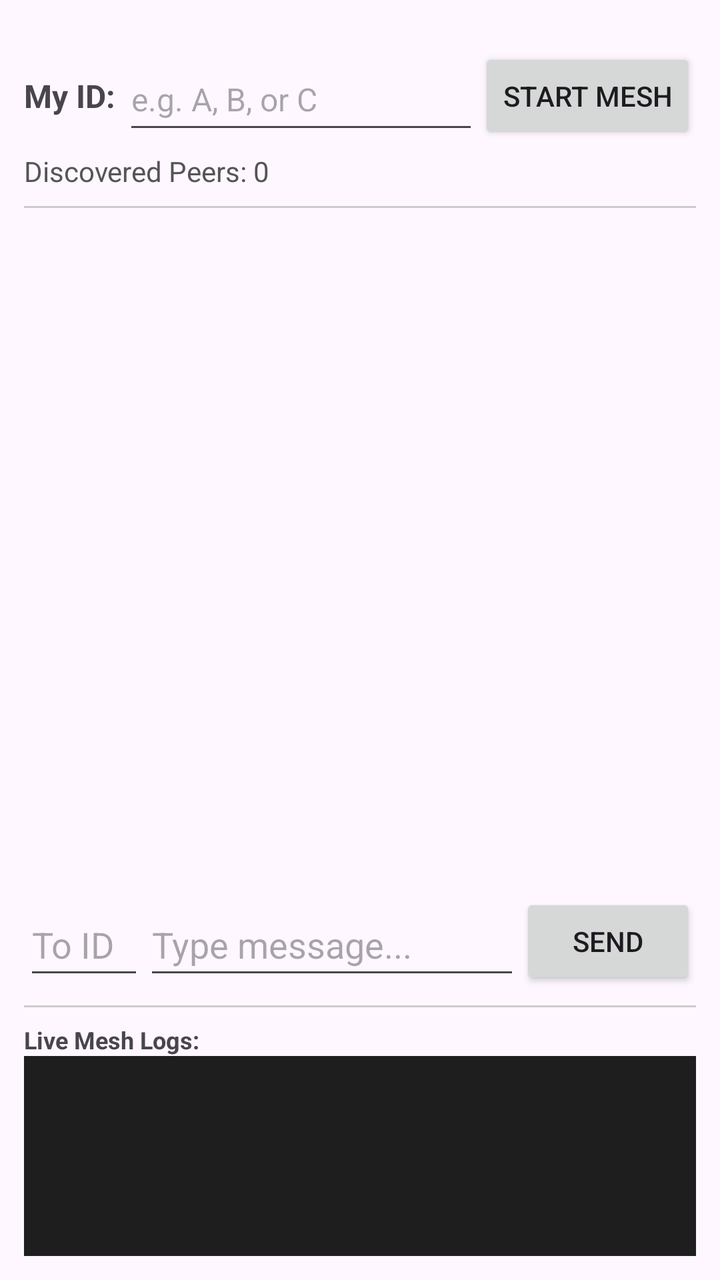
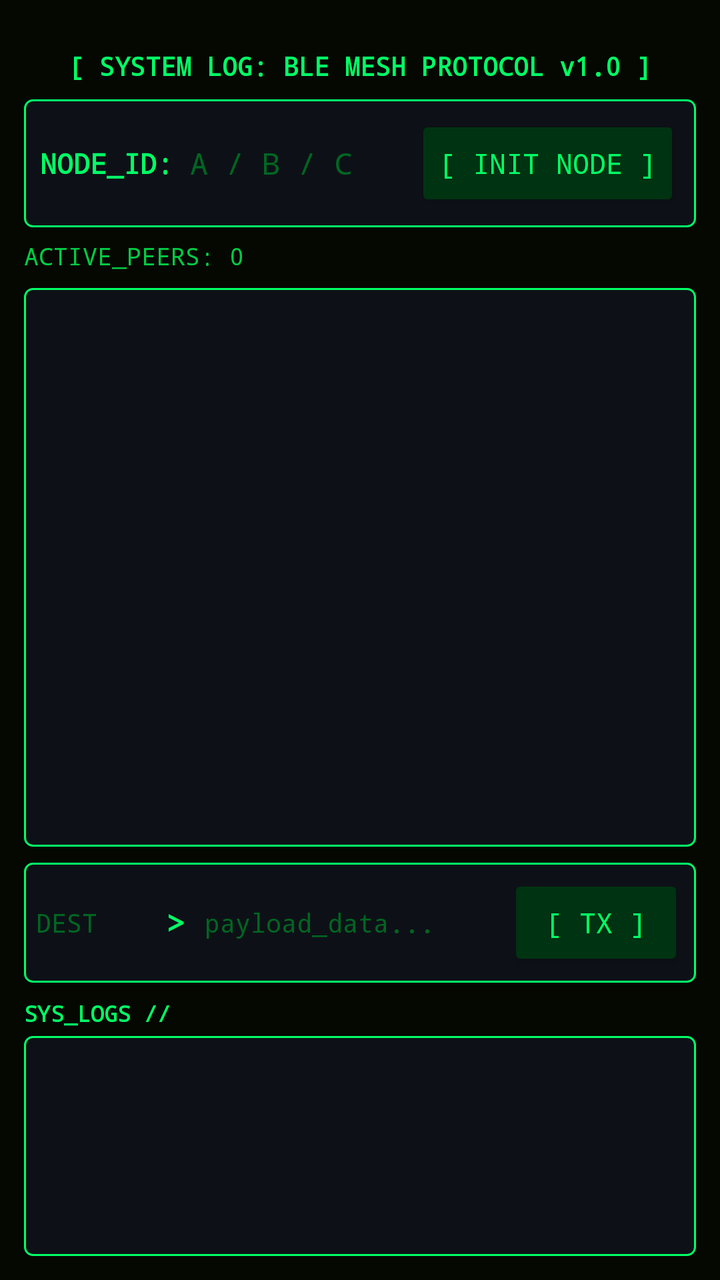

Compare the two renders of this Android layout. The source of the first and the diff that turns it into the second are given below.
<!-- AndroidManifest.xml: application theme Theme.BL_Mesh_Msg -->
<!-- res/layout/activity_main.xml -->
<?xml version="1.0" encoding="utf-8"?>
<LinearLayout xmlns:android="http://schemas.android.com/apk/res/android"
    xmlns:tools="http://schemas.android.com/tools"
    android:layout_width="match_parent"
    android:layout_height="match_parent"
    android:orientation="vertical"
    android:fitsSystemWindows="true"
    android:paddingLeft="12dp"
    android:paddingTop="24dp"
    android:paddingRight="12dp"
    android:paddingBottom="12dp">

    
    <LinearLayout
        android:layout_width="match_parent"
        android:layout_height="wrap_content"
        android:orientation="horizontal"
        android:gravity="center_vertical">

        <TextView
            android:layout_width="wrap_content"
            android:layout_height="wrap_content"
            android:text="My ID: "
            android:textStyle="bold"
            android:textSize="16sp" />

        <EditText
            android:id="@+id/etMyDeviceId"
            android:layout_width="0dp"
            android:layout_height="wrap_content"
            android:minHeight="48dp"
            android:layout_weight="1"
            android:hint="e.g. A, B, or C"
            android:importantForAutofill="no"
            android:inputType="textCapCharacters"
            android:textSize="16sp"
            tools:ignore="HardcodedText" />

        <Button
            android:id="@+id/btnStartMesh"
            android:layout_width="wrap_content"
            android:layout_height="wrap_content"
            android:minHeight="48dp"
            android:text="Start Mesh"
            tools:ignore="HardcodedText" />
    </LinearLayout>

    <TextView
        android:id="@+id/tvPeerCount"
        android:layout_width="match_parent"
        android:layout_height="wrap_content"
        android:text="Discovered Peers: 0"
        android:textColor="#555555"
        android:paddingTop="4dp"
        android:paddingBottom="8dp"
        tools:ignore="HardcodedText" />

    <View
        android:layout_width="match_parent"
        android:layout_height="1dp"
        android:background="#CCCCCC" />

    
    <androidx.recyclerview.widget.RecyclerView
        android:id="@+id/rvMessages"
        android:layout_width="match_parent"
        android:layout_height="0dp"
        android:layout_weight="1"
        android:paddingTop="8dp"
        android:paddingBottom="8dp" />

    
    <LinearLayout
        android:layout_width="match_parent"
        android:layout_height="wrap_content"
        android:orientation="horizontal"
        android:gravity="center_vertical">

        <EditText
            android:id="@+id/etTargetId"
            android:layout_width="60dp"
            android:layout_height="wrap_content"
            android:minHeight="48dp"
            android:hint="To ID"
            android:importantForAutofill="no"
            android:inputType="textCapCharacters"
            tools:ignore="HardcodedText" />

        <EditText
            android:id="@+id/etMessageText"
            android:layout_width="0dp"
            android:layout_height="wrap_content"
            android:minHeight="48dp"
            android:layout_weight="1"
            android:hint="Type message..."
            android:importantForAutofill="no"
            android:inputType="textShortMessage"
            tools:ignore="HardcodedText" />

        <Button
            android:id="@+id/btnSend"
            android:layout_width="wrap_content"
            android:layout_height="wrap_content"
            android:minHeight="48dp"
            android:text="Send"
            tools:ignore="HardcodedText" />
    </LinearLayout>

    <View
        android:layout_width="match_parent"
        android:layout_height="1dp"
        android:background="#CCCCCC"
        android:layout_marginTop="8dp"
        android:layout_marginBottom="8dp" />

    
    <TextView
        android:layout_width="match_parent"
        android:layout_height="wrap_content"
        android:text="Live Mesh Logs:"
        android:textStyle="bold"
        android:textSize="12sp"
        tools:ignore="HardcodedText" />

    <ScrollView
        android:id="@+id/scrollLogs"
        android:layout_width="match_parent"
        android:layout_height="100dp"
        android:background="#1E1E1E"
        android:padding="6dp">

        <TextView
            android:id="@+id/tvLogs"
            android:layout_width="match_parent"
            android:layout_height="wrap_content"
            android:textColor="#00FF00"
            android:fontFamily="monospace"
            android:textSize="11sp" />
    </ScrollView>

</LinearLayout>
<!-- resources referenced by this layout -->
<resources>
  <style name="Theme.BL_Mesh_Msg" parent="Base.Theme.BL_Mesh_Msg" />
  <style name="Base.Theme.BL_Mesh_Msg" parent="Theme.Material3.DayNight.NoActionBar">
          
          
      </style>
</resources>

<!-- the commit's change to res/layout/activity_main.xml (unified diff, before → after) -->
@@ -3,45 +3,71 @@
     xmlns:tools="http://schemas.android.com/tools"
     android:layout_width="match_parent"
     android:layout_height="match_parent"
+    android:background="#050801"
+    android:fitsSystemWindows="true"
     android:orientation="vertical"
-    android:fitsSystemWindows="true"
     android:paddingLeft="12dp"
     android:paddingTop="24dp"
     android:paddingRight="12dp"
     android:paddingBottom="12dp">
 
     
+    <TextView
+        android:layout_width="match_parent"
+        android:layout_height="wrap_content"
+        android:fontFamily="monospace"
+        android:gravity="center"
+        android:paddingBottom="8dp"
+        android:text="[ SYSTEM LOG: BLE MESH PROTOCOL v1.0 ]"
+        android:textColor="#00FF66"
+        android:textSize="13sp"
+        android:textStyle="bold"
+        tools:ignore="HardcodedText" />
+
+    
     <LinearLayout
         android:layout_width="match_parent"
         android:layout_height="wrap_content"
+        android:background="@drawable/bg_terminal_box"
+        android:gravity="center_vertical"
         android:orientation="horizontal"
-        android:gravity="center_vertical">
+        android:padding="8dp">
 
         <TextView
             android:layout_width="wrap_content"
             android:layout_height="wrap_content"
-            android:text="My ID: "
+            android:fontFamily="monospace"
+            android:text="NODE_ID: "
+            android:textColor="#00FF66"
+            android:textSize="14sp"
             android:textStyle="bold"
-            android:textSize="16sp" />
+            tools:ignore="HardcodedText" />
 
         <EditText
             android:id="@+id/etMyDeviceId"
             android:layout_width="0dp"
             android:layout_height="wrap_content"
-            android:minHeight="48dp"
             android:layout_weight="1"
-            android:hint="e.g. A, B, or C"
+            android:background="@null"
+            android:fontFamily="monospace"
+            android:hint="A / B / C"
             android:importantForAutofill="no"
             android:inputType="textCapCharacters"
-            android:textSize="16sp"
+            android:minHeight="48dp"
+            android:textColor="#00FF66"
+            android:textColorHint="#006622"
+            android:textSize="15sp"
             tools:ignore="HardcodedText" />
 
         <Button
             android:id="@+id/btnStartMesh"
             android:layout_width="wrap_content"
             android:layout_height="wrap_content"
+            android:backgroundTint="#003311"
+            android:fontFamily="monospace"
             android:minHeight="48dp"
-            android:text="Start Mesh"
+            android:text="[ INIT NODE ]"
+            android:textColor="#00FF66"
             tools:ignore="HardcodedText" />
     </LinearLayout>
 
@@ -49,16 +75,13 @@
         android:id="@+id/tvPeerCount"
         android:layout_width="match_parent"
         android:layout_height="wrap_content"
-        android:text="Discovered Peers: 0"
-        android:textColor="#555555"
-        android:paddingTop="4dp"
+        android:fontFamily="monospace"
+        android:paddingTop="6dp"
         android:paddingBottom="8dp"
+        android:text="ACTIVE_PEERS: 0"
+        android:textColor="#00CC44"
+        android:textSize="12sp"
         tools:ignore="HardcodedText" />
-
-    <View
-        android:layout_width="match_parent"
-        android:layout_height="1dp"
-        android:background="#CCCCCC" />
 
     
     <androidx.recyclerview.widget.RecyclerView
@@ -66,76 +89,99 @@
         android:layout_width="match_parent"
         android:layout_height="0dp"
         android:layout_weight="1"
-        android:paddingTop="8dp"
-        android:paddingBottom="8dp" />
+        android:background="@drawable/bg_terminal_box"
+        android:padding="8dp" />
 
     
     <LinearLayout
         android:layout_width="match_parent"
         android:layout_height="wrap_content"
+        android:layout_marginTop="8dp"
+        android:background="@drawable/bg_terminal_box"
+        android:gravity="center_vertical"
         android:orientation="horizontal"
-        android:gravity="center_vertical">
+        android:padding="6dp">
 
         <EditText
             android:id="@+id/etTargetId"
-            android:layout_width="60dp"
+            android:layout_width="65dp"
             android:layout_height="wrap_content"
-            android:minHeight="48dp"
-            android:hint="To ID"
+            android:background="@null"
+            android:fontFamily="monospace"
+            android:hint="DEST"
             android:importantForAutofill="no"
             android:inputType="textCapCharacters"
+            android:minHeight="48dp"
+            android:textColor="#00FF66"
+            android:textColorHint="#006622"
+            android:textSize="13sp"
+            tools:ignore="HardcodedText" />
+
+        <TextView
+            android:layout_width="wrap_content"
+            android:layout_height="wrap_content"
+            android:fontFamily="monospace"
+            android:text="> "
+            android:textColor="#00FF66"
+            android:textSize="16sp"
+            android:textStyle="bold"
             tools:ignore="HardcodedText" />
 
         <EditText
             android:id="@+id/etMessageText"
             android:layout_width="0dp"
             android:layout_height="wrap_content"
-            android:minHeight="48dp"
             android:layout_weight="1"
-            android:hint="Type message..."
+            android:background="@null"
+            android:fontFamily="monospace"
+            android:hint="payload_data..."
             android:importantForAutofill="no"
             android:inputType="textShortMessage"
+            android:minHeight="48dp"
+            android:textColor="#00FF66"
+            android:textColorHint="#006622"
+            android:textSize="13sp"
             tools:ignore="HardcodedText" />
 
         <Button
             android:id="@+id/btnSend"
             android:layout_width="wrap_content"
             android:layout_height="wrap_content"
+            android:backgroundTint="#003311"
+            android:fontFamily="monospace"
             android:minHeight="48dp"
-            android:text="Send"
+            android:text="[ TX ]"
+            android:textColor="#00FF66"
             tools:ignore="HardcodedText" />
     </LinearLayout>
-
-    <View
-        android:layout_width="match_parent"
-        android:layout_height="1dp"
-        android:background="#CCCCCC"
-        android:layout_marginTop="8dp"
-        android:layout_marginBottom="8dp" />
 
     
     <TextView
         android:layout_width="match_parent"
         android:layout_height="wrap_content"
-        android:text="Live Mesh Logs:"
+        android:layout_marginTop="8dp"
+        android:fontFamily="monospace"
+        android:text="SYS_LOGS //"
+        android:textColor="#00FF66"
+        android:textSize="11sp"
         android:textStyle="bold"
-        android:textSize="12sp"
         tools:ignore="HardcodedText" />
 
     <ScrollView
         android:id="@+id/scrollLogs"
         android:layout_width="match_parent"
-        android:layout_height="100dp"
-        android:background="#1E1E1E"
+        android:layout_height="110dp"
+        android:layout_marginTop="4dp"
+        android:background="@drawable/bg_terminal_box"
         android:padding="6dp">
 
         <TextView
             android:id="@+id/tvLogs"
             android:layout_width="match_parent"
             android:layout_height="wrap_content"
-            android:textColor="#00FF00"
             android:fontFamily="monospace"
-            android:textSize="11sp" />
+            android:textColor="#00FF66"
+            android:textSize="10sp" />
     </ScrollView>
 
 </LinearLayout>
<!-- resource entries referenced after the edit -->
@@ -1,5 +1,15 @@
 <!-- resources referenced by this layout -->
 <resources>
+  <!-- drawable bg_terminal_box (drawable) -->
+  <?xml version="1.0" encoding="utf-8"?>
+  <shape xmlns:android="http://schemas.android.com/apk/res/android"
+      android:shape="rectangle">
+      <solid android:color="#0D1117" />
+      <stroke
+          android:width="1dp"
+          android:color="#00FF66" />
+      <corners android:radius="4dp" />
+  </shape>
   <style name="Theme.BL_Mesh_Msg" parent="Base.Theme.BL_Mesh_Msg" />
   <style name="Base.Theme.BL_Mesh_Msg" parent="Theme.Material3.DayNight.NoActionBar">
           
